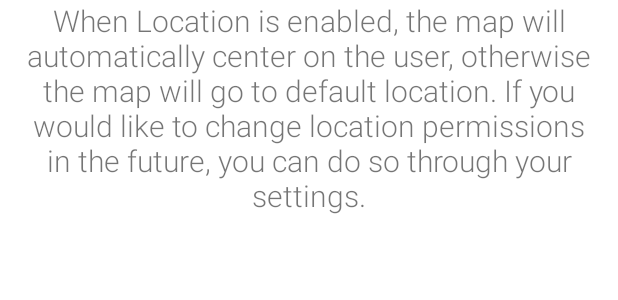
After one commit to bthayes1/MyMaps, an Android app: the layout infoview.xml on its own in the app's theme, with its tools: preview values and no code run, on a phone screen of 412 x 824 dp. The commit adds this screen. Shown: the top 300 px of the screen. Run offline under Robolectric (Android 15) with nearby library versions, the phone set to English and light mode, and no system bars.

Commit message:
Current Location is now used when making new app

```diff
--- a/app/build.gradle
+++ b/app/build.gradle
@@ -37,6 +37,7 @@ android {
 
 dependencies {
 
+    implementation 'com.google.android.gms:play-services-location:19.0.1'
     implementation "androidx.recyclerview:recyclerview:1.2.1"
     implementation 'androidx.core:core-ktx:1.7.0'
     implementation 'androidx.appcompat:appcompat:1.4.1'
--- a/app/src/main/AndroidManifest.xml
+++ b/app/src/main/AndroidManifest.xml
@@ -2,6 +2,8 @@
 <manifest xmlns:android="http://schemas.android.com/apk/res/android"
     package="com.example.mymaps">
 
+    <uses-permission android:name="android.permission.INTERNET"/>
+    <uses-permission android:name="android.permission.ACCESS_COARSE_LOCATION"/>
     <application
         android:allowBackup="true"
         android:icon="@mipmap/ic_launcher"
@@ -22,7 +24,7 @@
         -->
         <meta-data
             android:name="com.google.android.geo.API_KEY"
-            android:value="MAPS_API_KEY" />
+            android:value="${MAPS_API}" />
 
         <activity
             android:name=".NewMaps"
--- /dev/null
+++ b/app/src/main/res/layout/infoview.xml
@@ -0,0 +1,23 @@
+<?xml version="1.0" encoding="utf-8"?>
+<androidx.constraintlayout.widget.ConstraintLayout xmlns:android="http://schemas.android.com/apk/res/android"
+    xmlns:app="http://schemas.android.com/apk/res-auto"
+    xmlns:tools="http://schemas.android.com/tools"
+    android:layout_width="match_parent"
+    android:layout_height="wrap_content">
+
+    <TextView
+        android:id="@+id/tvInfo"
+        android:layout_width="wrap_content"
+        android:layout_height="wrap_content"
+        android:fontFamily="sans-serif-light"
+        android:paddingStart="16dp"
+        android:paddingEnd="16dp"
+        android:paddingBottom="16dp"
+        android:text="@string/InfoText"
+        android:textAlignment="center"
+        android:textSize="20sp"
+        app:layout_constraintEnd_toEndOf="parent"
+        app:layout_constraintStart_toStartOf="parent"
+        app:layout_constraintTop_toTopOf="parent" />
+
+</androidx.constraintlayout.widget.ConstraintLayout>
--- a/app/src/main/res/values/strings.xml
+++ b/app/src/main/res/values/strings.xml
@@ -10,4 +10,6 @@
     <string name="enter_description">Enter Description</string>
     <string name="save">Save</string>
     <string name="enter_map_name">Enter Map Name</string>
+    <string name="InfoText">When Location is enabled, the map will automatically center on the user, otherwise the map will go to default location. If you would like to change location permissions in the future, you can do so through your settings.</string>
+
 </resources>
```
Also changed, not shown: app/src/main/java/com/example/mymaps/MainActivity.kt (+110 -6 lines), app/src/main/java/com/example/mymaps/NewMaps.kt (+8 -4 lines).
